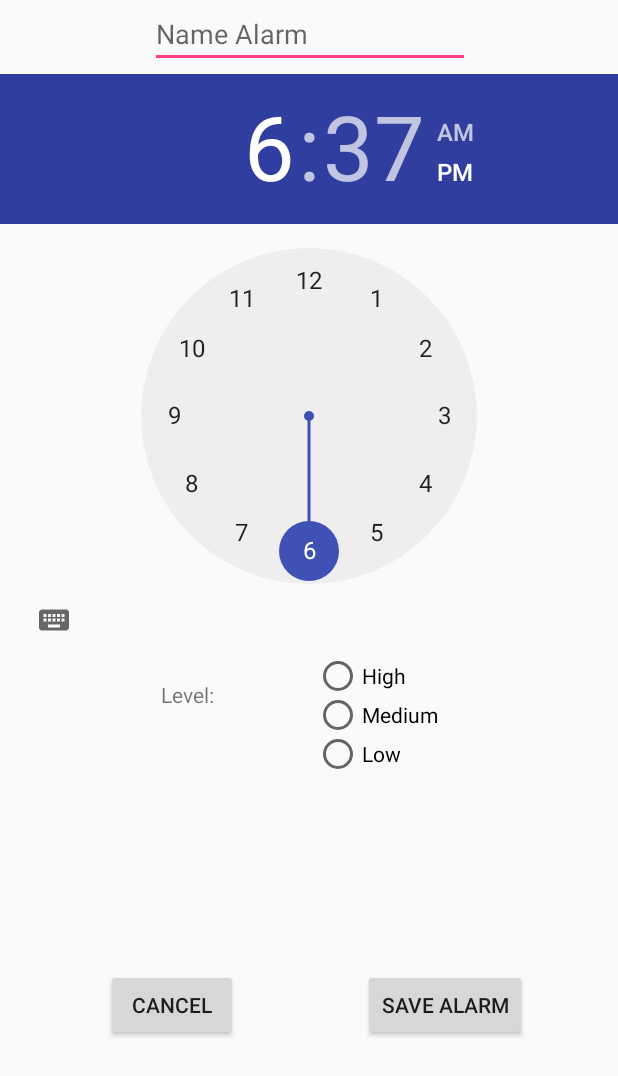
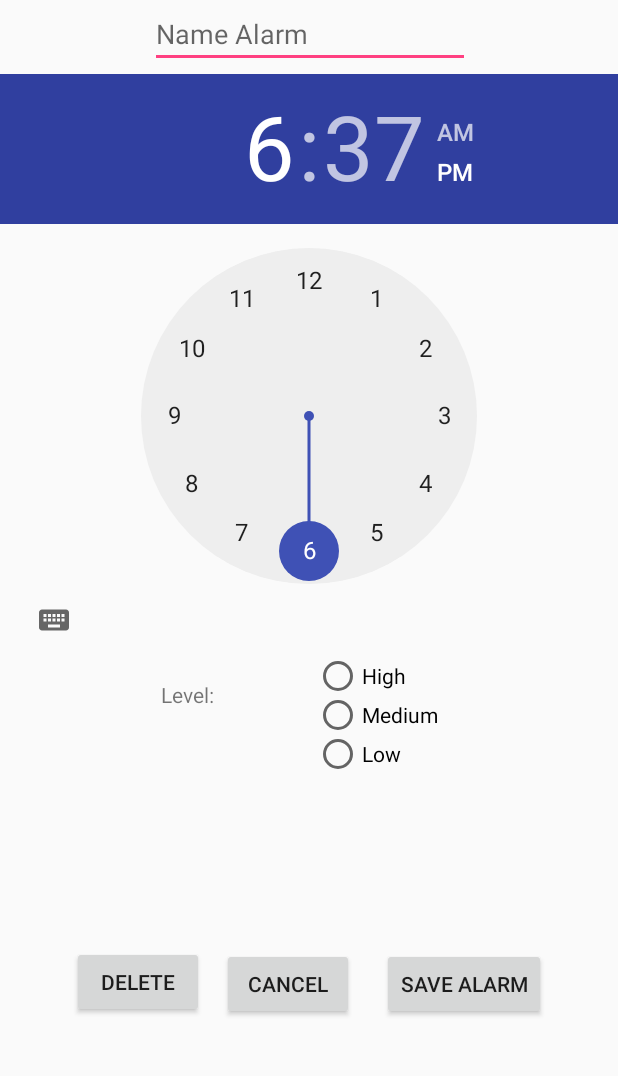
Before and after one commit to alhammonds135/Critical-Wakeup-master, an Android app: the EditAlarm screen opened directly, with no data from a screen before it, on a phone screen of 412 x 824 dp. Shown: the top 1076 px of the screen. Run offline under Robolectric (Android 15) with nearby library versions, the phone set to English and light mode, and no system bars.

Commit message:
squashed
-made add alarm ->add alarms
-made edit alarm -> edit alarms
-made a delete function
-think i fixed timing
-think i fixed barcode
-added delete within edit
-started alarm service if alarm exists in alarm hom
-made alarm service stop if it doesnt exist in alarm home

```diff
--- a/app/src/main/java/com/markm/criticalwakeup/EditAlarm.java
+++ b/app/src/main/java/com/markm/criticalwakeup/EditAlarm.java
@@ -21,7 +21,7 @@ public class EditAlarm extends AppCompatActivity {
 
     private EditText aName;
     private TextView crit;
-    private Button create, cancel;
+    private Button create, cancel, delete;
     private RadioButton high, med, low;
     private int hour, min, critVal;
     private TimePicker timePicker;
@@ -57,7 +57,7 @@ public class EditAlarm extends AppCompatActivity {
             public void onClick(View v) {
                 Alarm updatedAlarm = new Alarm((int) (Math.random() * 1000), aName.getText().toString(),
                         timePicker.getHour(), timePicker.getMinute(), critVal);
-                Log.i("updated alarm", updatedAlarm.toString());
+                Log.i("edit alarm", updatedAlarm.toString());
                 SharedPreferences prefs = getSharedPreferences("CriticalWakeup", MODE_PRIVATE);
                 SharedPreferences.Editor edit = prefs.edit();
                 Gson gson = new Gson();
@@ -78,6 +78,25 @@ public class EditAlarm extends AppCompatActivity {
             @Override
             public void onClick(View v) {
                 back();
+            }
+        });
+
+        delete = findViewById(R.id.deleteButton);
+        delete.setText("Delete");
+        delete.setOnClickListener(new View.OnClickListener() {
+            @Override
+            public void onClick(View v) {
+                SharedPreferences prefs = getSharedPreferences("CriticalWakeup", MODE_PRIVATE);
+                SharedPreferences.Editor edit = prefs.edit();
+                int numOfAlarms = prefs.getInt("numOfAlarms", 0);
+                String key = "Alarm" + index;
+                edit.remove(key);
+                edit.putInt("numOfAlarms", (numOfAlarms-1));
+                edit.apply();
+                Toast.makeText(EditAlarm.this, "Alarm deleted.", Toast.LENGTH_SHORT).show();
+                Intent i = new Intent(EditAlarm.this, AlarmHome.class);
+                startActivity(i);
+                finish();
             }
         });
 
--- a/app/src/main/res/layout/activity_edit_alarm.xml
+++ b/app/src/main/res/layout/activity_edit_alarm.xml
@@ -48,17 +48,14 @@
         android:id="@+id/create"
         android:layout_width="wrap_content"
         android:layout_height="wrap_content"
+        android:layout_marginTop="8dp"
+        android:layout_marginEnd="48dp"
         android:layout_marginBottom="8dp"
-        android:layout_marginEnd="8dp"
-        android:layout_marginStart="8dp"
-        android:layout_marginTop="8dp"
         android:text="Button"
         app:layout_constraintBottom_toBottomOf="parent"
         app:layout_constraintEnd_toEndOf="parent"
-        app:layout_constraintHorizontal_bias="0.817"
-        app:layout_constraintStart_toEndOf="@+id/cancel"
-        app:layout_constraintStart_toStartOf="parent"
-        app:layout_constraintTop_toBottomOf="@+id/radioGroup" />
+        app:layout_constraintTop_toBottomOf="@+id/radioGroup"
+        app:layout_constraintVertical_bias="0.444" />
 
     <RadioGroup
         android:id="@+id/radioGroup"
@@ -97,14 +94,29 @@
         android:id="@+id/cancel"
         android:layout_width="wrap_content"
         android:layout_height="wrap_content"
+        android:layout_marginStart="12dp"
+        android:layout_marginTop="8dp"
+        android:layout_marginEnd="12dp"
         android:layout_marginBottom="8dp"
-        android:layout_marginEnd="22dp"
-        android:layout_marginStart="9dp"
-        android:layout_marginTop="8dp"
         android:text="Button"
         app:layout_constraintBottom_toBottomOf="parent"
         app:layout_constraintEnd_toStartOf="@+id/create"
+        app:layout_constraintHorizontal_bias="0.0"
+        app:layout_constraintStart_toEndOf="@+id/deleteButton"
+        app:layout_constraintTop_toBottomOf="@+id/radioGroup"
+        app:layout_constraintVertical_bias="0.444" />
+
+    <Button
+        android:id="@+id/deleteButton"
+        android:layout_width="wrap_content"
+        android:layout_height="wrap_content"
+        android:layout_marginStart="48dp"
+        android:layout_marginTop="8dp"
+        android:layout_marginBottom="8dp"
+        android:text="Button"
+        app:layout_constraintBottom_toBottomOf="parent"
         app:layout_constraintStart_toStartOf="parent"
-        app:layout_constraintTop_toBottomOf="@+id/radioGroup" />
+        app:layout_constraintTop_toBottomOf="@+id/radioGroup"
+        app:layout_constraintVertical_bias="0.44" />
 
 </android.support.constraint.ConstraintLayout>
```
Also changed, not shown: app/src/main/java/com/markm/criticalwakeup/AddAlarm.java (+9 -5 lines), app/src/main/java/com/markm/criticalwakeup/Alarm.java (+15 -6 lines), app/src/main/java/com/markm/criticalwakeup/AlarmHome.java (+7 -2 lines), app/src/main/java/com/markm/criticalwakeup/AlarmService.java (+10 -3 lines).
